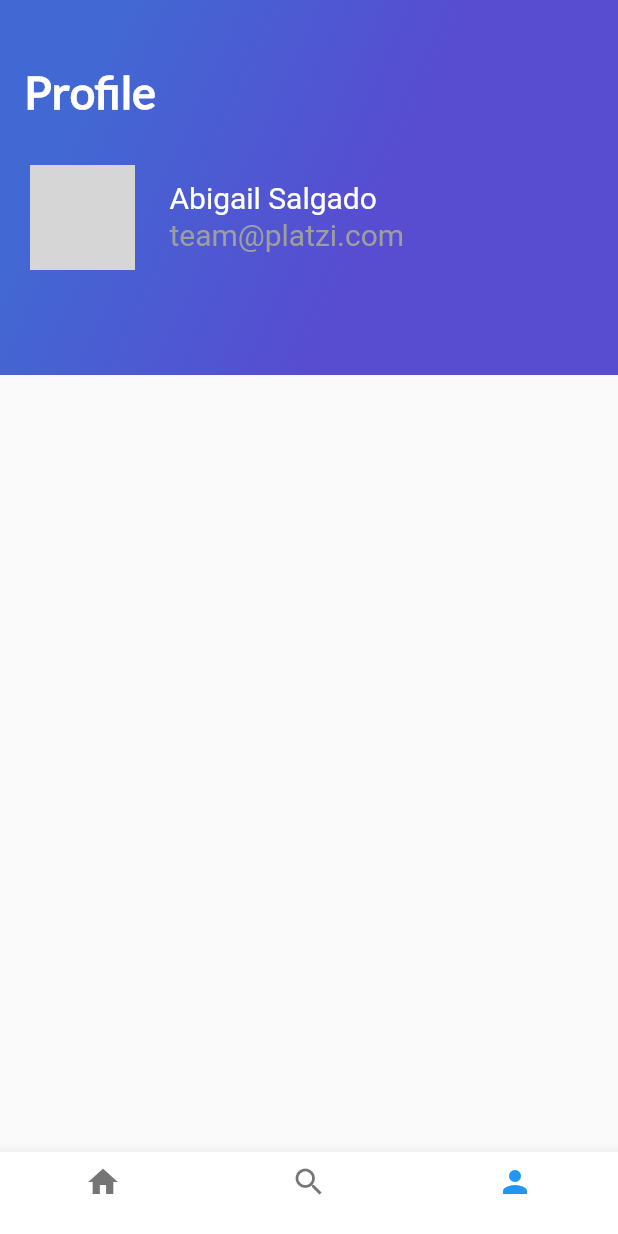
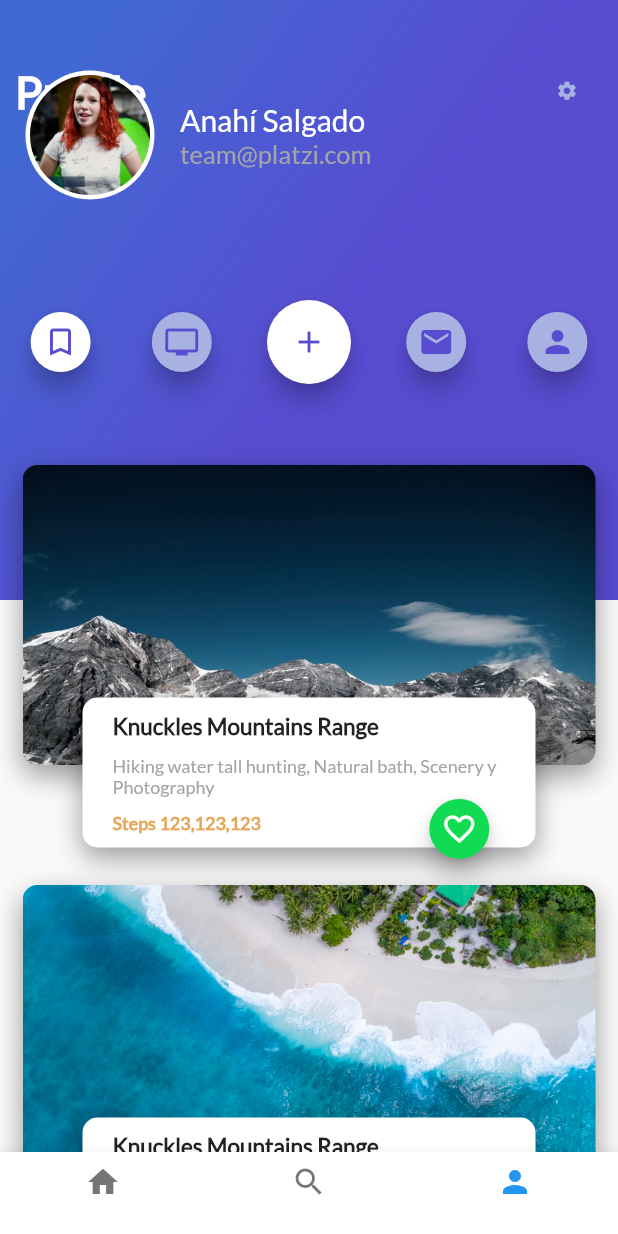
Before and after one commit to lskywolfll/Flutter_Practice, a Flutter app: the screen it shows after launch, item 3 of the bottom bar chosen, on a phone screen of 412 x 824 dp. Run offline on Flutter 3.47's test engine with Material 2 defaults, Android fonts, the phone set to English and light mode, and no system bars; network calls fail; grey boxes are pictures that could not be loaded.

Commit message:
se hacen correciones diminutas para que sea vea bien en mi dispositivo, se integra la forma completa del reto con ayuda de unos friends de platzi, planeo dar una version 2 para poder darle mejor estructura ya que esta demaciado jodido la estructura asi que la mejorare

```diff
--- /dev/null
+++ b/lib/components/trips/card_image_list_profile.dart
@@ -0,0 +1,29 @@
+import 'package:flutter/material.dart';
+import 'card_image_profile.dart';
+
+class CardImageListProfile extends StatelessWidget {
+  const CardImageListProfile({Key key}) : super(key: key);
+
+  @override
+  Widget build(BuildContext context) {
+    return Container(
+      //height: 400,
+      margin: EdgeInsets.only(
+        top: 270,
+        //left: 20
+      ),
+      child: ListView(
+        padding: EdgeInsets.all(15),
+        scrollDirection: Axis.vertical,//Axis para que el Scroll sea Horizontal
+        children: [//Agregamos todos los elementos que estan componiendo la lista
+          CardImageProfile("assets/img/mountain.jpeg","Knuckles Mountains Range","Hiking water tall hunting, Natural bath, Scenery y Photography","Steps 123,123,123"),
+          CardImageProfile("assets/img/beach.jpeg","Knuckles Mountains Range","Hiking water tall hunting, Natural bath, Scenery y Photography","Steps 123,123,123"),
+          CardImageProfile("assets/img/beach_palm.jpeg","Knuckles Mountains Range","Hiking water tall hunting, Natural bath, Scenery y Photography","Steps 123,123,123"),
+          CardImageProfile("assets/img/mountain_stars.jpeg","Knuckles Mountains Range","Hiking water tall hunting, Natural bath, Scenery y Photography","Steps 123,123,123"),
+          CardImageProfile("assets/img/sunset.jpeg","Knuckles Mountains Range","Hiking water tall hunting, Natural bath, Scenery y Photography","Steps 123,123,123"),
+          CardImageProfile("assets/img/river.jpeg","Knuckles Mountains Range","Hiking water tall hunting, Natural bath, Scenery y Photography","Steps 123,123,123"),
+        ],
+      ),
+    );
+  }
+}
--- /dev/null
+++ b/lib/components/trips/card_image_profile.dart
@@ -0,0 +1,143 @@
+import 'package:flutter/material.dart';
+import 'package:platzi_flutter/components/floatin_action_button.dart';
+
+class CardImageProfile extends StatelessWidget {
+
+  String pathImage = "assets/img/beach.jpeg";
+  String titleImage = "Knuckles Mountains Range";
+  String descriptionImage = "Hiking water tall hunting, Natural bath, Scenery y Photography";
+  String steps = "Steps 123,123,123";
+
+  //Creamos nuestro constructor
+  CardImageProfile(this.pathImage, this.titleImage, this.descriptionImage, this.steps);
+
+  @override
+  Widget build(BuildContext context) {
+
+    // Widget para titulo de la imagen
+    final title_card = Container(
+      margin: EdgeInsets.only(
+          top: 10,
+          left: 20
+      ),
+      child: Text(
+        titleImage,
+        textAlign: TextAlign.left,
+        style: TextStyle(
+            fontFamily: "Lato",
+            fontSize: 15.0,
+            fontWeight: FontWeight.bold
+        ),
+      ),
+    );
+
+    // Widget que contiene la descripcion
+    final description_card = Container(
+      margin: EdgeInsets.only(
+          top: 10.0,//Posision en la pantalla
+          left: 20
+      ),
+      child: Text(
+        descriptionImage,
+        textAlign: TextAlign.left,
+        style: TextStyle(
+            fontFamily: "Lato",
+            fontSize: 12.0,
+            color: Color(0xFFa3a5a7)
+        ),
+      ),
+    );
+
+    // Widget que contiene los pasos
+    final steps_card = Container(
+      margin: EdgeInsets.only(
+          top: 10.0,//Posision en la pantalla
+          left: 20
+      ),
+      child: Text(
+        steps,
+        textAlign: TextAlign.left,
+        style: TextStyle(
+            fontFamily: "Lato",
+            fontSize: 12.0,
+            fontWeight: FontWeight.bold,
+            color: Color.fromRGBO(232, 166, 90, 1),
+        ),
+      ),
+    );
+
+
+    final card = Stack(
+        children: [
+          Container(
+            width: MediaQuery.of(context).size.width,//tamaño de la pantalla automatico
+            height: 200,
+            margin: EdgeInsets.only(
+              top: 25,
+              //left: 20
+            ),
+            //Agregamos la decoracion como imagen
+            decoration: BoxDecoration(
+                image:DecorationImage(
+                    fit: BoxFit.fill,
+                    image: AssetImage(pathImage)
+                ),
+                //Asemos que la imagen sea redonda
+                borderRadius: BorderRadius.all(Radius.circular(10)),
+                shape: BoxShape.rectangle,//Haacemos que la imagen sea rectangular
+                boxShadow: <BoxShadow>[//Agregamos una sombra
+                  BoxShadow(
+                      color: Colors.black38,
+                      blurRadius: 15,//Que tan degradado quiero que quede
+                      offset: Offset(0,7)//la posicion de la sombra en X y en Y
+                  )
+                ]
+            ),
+          ),
+          Center(
+            child: Container(
+              width: MediaQuery.of(context).size.width,//tamaño de la pantalla automatico
+              height: 100.0,
+              margin: EdgeInsets.only(
+                top: 180,
+                left: 40,
+                right: 40
+              ),
+              child: Column(
+                crossAxisAlignment: CrossAxisAlignment.start,//Alineamos al inicio que es como si se alineara a la izquierda
+                children: [//Realizamos la apilacion de nuestros widgets
+                  title_card,
+                  description_card,
+                  steps_card
+                ],
+              ),
+              //Agregamos la decoracion como imagen
+              decoration: BoxDecoration(
+                color: Colors.white,
+                //Asemos que la imagen sea redonda
+                borderRadius: BorderRadius.all(Radius.circular(10)),
+                shape: BoxShape.rectangle,//Haacemos que la imagen sea rectangular
+                boxShadow: <BoxShadow>[//Agregamos una sombra
+                  BoxShadow(
+                  color: Colors.black38,
+                  blurRadius: 15,//Que tan degradado quiero que quede
+                  offset: Offset(0,7)//la posicion de la sombra en X y en Y
+                  )
+                ]
+              ),
+            ),
+          )
+        ],
+       );
+
+    //Devolvemos la imagen
+    return Stack(
+      alignment: Alignment(0.6,1.1),
+      children: [
+        card,
+        FloatinActionButtonGreen()//Mandamos llamar nuestro metodo que viene de la clase exportada floating_action_button_green
+      ],
+    );
+  }
+
+}
--- /dev/null
+++ b/lib/components/trips/data_profile.dart
@@ -0,0 +1,100 @@
+import 'package:flutter/cupertino.dart';
+import 'package:flutter/material.dart';
+
+//Nota: heredamos de StatelessWidget que son Widgets sin estado
+//Por que no tendra ninguna interacion
+class DataProfile extends StatelessWidget {
+
+  String pathImage = "asset/img/people.jpg";
+  String name = "Varuna Yasas";
+  String email = "1 review 5 photos";
+
+  //Creamos nuestro constructor que reciba esa imagen
+  DataProfile(this.pathImage, this.name, this.email);
+
+  @override
+  Widget build(BuildContext context) {
+
+    final userEmail = Row(
+      children: [
+        Container(
+          margin: EdgeInsets.only(
+              //top: 50.0,
+              left: 20.0
+          ),
+          //Creamo el hijo que sera el nombre del texto que estara dentro
+          child: Text(
+            email,
+            textAlign: TextAlign.left,
+            style: TextStyle(
+                fontFamily: "Lato",
+                fontSize: 17.0,
+                color: Color(0xFFa3a5a7)
+            ),
+          ),
+        )
+      ],
+    );
+
+    //Se crea el nombre del usuario
+    final userName = Container(
+      margin: EdgeInsets.only(
+          top: 50,
+          left: 20.0
+      ),
+      //Creamo el hijo que sera el nombre del texto que estara dentro
+      child: Text(
+        name,
+        textAlign: TextAlign.left,
+        style: TextStyle(
+            color: Colors.white,
+            fontFamily: "Lato",
+            fontSize: 20.0
+        ),
+      ),
+    );
+
+    final userDetails = Column(
+      crossAxisAlignment: CrossAxisAlignment.start,//Alineamos al inicio que es como si se alineara a la izquierda
+      children: [//Realizamos la apilacion de nuestros widgets
+        userName,
+        userEmail
+      ],
+    );
+
+    //Creamos variable Photo
+    final photo = Container (
+      margin: EdgeInsets.only(//Manejamos unos margenes
+          top: 50.0,
+          left: 20.0
+      ),
+      //Definimos el ancho y el alto que queremos que tenga esa foto
+      width: 80.0,
+      height: 80.0,
+
+      decoration: BoxDecoration(
+        //shape es que forma quiero que tenga ese contenedor
+
+          shape: BoxShape.circle,
+          image: DecorationImage(//Para funcionar el AssetImage necesita estar dentro de un DecorationImage
+              fit: BoxFit.fill,//Con fit indicamos la posicion de la imagen dentro del contenedor
+              image: AssetImage(pathImage)//Agregamoe la direccion de la foto con AssetImage
+          ),
+          boxShadow: <BoxShadow>[//Agregamos un borde o sombra
+            BoxShadow(
+                color: Colors.white,
+                spreadRadius: 3,//tamano del borde
+            )
+          ]
+      ),
+    );
+    //Creamos un Row
+    return Row(//Recordemos que le Row lleva hijos
+      children: [
+        photo,
+        userDetails //userDetails contiene la apilacion de todos los elementos widgets que podemos mostrar
+      ],
+    );
+  }
+
+}
--- /dev/null
+++ b/lib/components/trips/floating_action_button_profile.dart
@@ -0,0 +1,121 @@
+import 'package:flutter/material.dart';
+
+class FloatingActionButtonProfile extends StatefulWidget {
+  @override
+  State<StatefulWidget> createState() {
+    // Retornamos el metodo _FloatingActionButtonGreen que contiene el State que es el metodo que espera un StatefulWidget
+    return _FloatingActionButtonProfile();
+  }
+
+}
+
+//Una Clase que hereda de StatefulWidget necesita tener otra clase que herede de State
+// Para este caso se crea otra case de nombre similia pero con un guion bajo.
+//Aqui es donde construimos nuestro Widget
+class _FloatingActionButtonProfile extends State<FloatingActionButtonProfile> {
+
+  @override
+  Widget build(BuildContext context) {
+    // En este caso crearemos un boton
+    //Witget Marcador
+    final button_mark = Container(
+      margin: EdgeInsets.only(
+          top: 200.0,//Posision en la pantalla
+      ),
+
+      child: FloatingActionButton(
+        backgroundColor: Colors.white,
+        foregroundColor: Color(0xFF584CD1),
+        mini: true,//Tipo de tamaño mini
+        tooltip: "Fav", //Si se pasa un el elemento con un mouse
+        //onPressed: onPressedFav,
+        child: Icon(
+            Icons.bookmark_border
+        ),
+      ),
+    );
+
+    final button_tv = Container(
+      margin: EdgeInsets.only(
+          top: 200.0,//Posision en la pantalla
+      ),
+
+      child: FloatingActionButton(
+        backgroundColor: Color(0xFFA7B2E3),
+        foregroundColor: Color(0xFF584CD1),
+        mini: true,//Tipo de tamaño mini
+        tooltip: "Fav", //Si se pasa un el elemento con un mouse
+        //onPressed: onPressedFav,
+        child: Icon(
+            Icons.tv
+        ),
+      ),
+    );
+
+    final button_add = Container(
+      margin: EdgeInsets.only(
+          top: 200.0,//Posision en la pantalla
+      ),
+
+      child: FloatingActionButton(
+        backgroundColor: Colors.white,
+        foregroundColor: Color(0xFF584CD1),
+        //mini: true,//Tipo de tamaño mini
+        tooltip: "Fav", //Si se pasa un el elemento con un mouse
+        //onPressed: onPressedFav,
+        child: Icon(
+            Icons.add
+        ),
+      ),
+    );
+
+    final button_email = Container(
+      margin: EdgeInsets.only(
+          top: 200.0,//Posision en la pantalla
+      ),
+
+      child: FloatingActionButton(
+        backgroundColor: Color(0xFFA7B2E3),
+        foregroundColor: Color(0xFF584CD1),
+        mini: true,//Tipo de tamaño mini
+        tooltip: "Fav", //Si se pasa un el elemento con un mouse
+        //onPressed: onPressedFav,
+        child: Icon(
+            Icons.email
+        ),
+      ),
+    );
+
+    final button_people = Container(
+      margin: EdgeInsets.only(
+          top: 200.0,//Posision en la pantalla
+      ),
+
+      child: FloatingActionButton(
+        backgroundColor: Color(0xFFA7B2E3),
+        foregroundColor: Color(0xFF584CD1),
+        mini: true,//Tipo de tamaño mini
+        tooltip: "Fav", //Si se pasa un el elemento con un mouse
+        //onPressed: onPressedFav,
+        child: Icon(
+            Icons.person
+        ),
+      ),
+    );
+
+    return Column(
+      children: [
+        Row(
+          mainAxisAlignment: MainAxisAlignment.spaceAround,//Coloque el espacio libre de manera uniforme entre los hijos, así como la mitad de ese espacio antes y después del primer y último hijo
+          children: [
+            button_mark,
+            button_tv,
+            button_add,
+            button_email,
+            button_people
+          ],
+        )
+      ],
+    );
+  }
+}
--- /dev/null
+++ b/lib/components/trips/gradient_back_profile.dart
@@ -0,0 +1,63 @@
+import 'package:flutter/material.dart';
+
+class GradientBackProfile extends StatelessWidget {
+
+  //Creamo el titulo de nuestro appBar
+  String title = "Popular";
+
+  //Creamos el constructor
+  GradientBackProfile(this.title);
+
+  @override
+  Widget build(BuildContext context) {
+    // TODO: implement build
+    return Container(
+      height: 400.0,//Definimos la altura
+      decoration: BoxDecoration(
+          gradient: LinearGradient(//La forma en que queremos que se genere nuestro gradient
+              colors: [//Agregamos un arreglo de colores con []
+                //Color primero colocamos el tono mas claro al mas oscuro
+                Color(0xFF4268D3),
+                Color(0xFF584CD1)
+              ],
+              //Con begin ponemos la orientacion del gradiente y que tanto queremos que se este traslapando con otro
+              begin: FractionalOffset(0.2, 0.0),
+              end: FractionalOffset(1.0, 0.6),
+              stops: [0.0, 0.6],//Indicamos la orientacion del gradient en este caso inclinacion
+              tileMode: TileMode.clamp //Color por defecto mientras carga el gradiente o en caso de que no carge
+          )
+      ),
+      child: Container(
+        padding: EdgeInsets.all(10),
+        child: Row(
+          mainAxisAlignment: MainAxisAlignment.spaceBetween,
+          children: [
+            Text(
+              title,
+              style: TextStyle(
+                  color: Colors.white,
+                  fontSize: 30.0,
+                  fontFamily: "Lato",
+                  fontWeight: FontWeight.bold
+              ),
+            ),
+            FloatingActionButton(
+              elevation: 0, //Eliminamos el fondo oscuro del boton flotante
+              backgroundColor: Colors.transparent,//Colocam
+              foregroundColor: Color(0xFFA7B2E3),
+              mini: true,//Tipo de tamaño mini
+              tooltip: "Settings", //Si se pasa un el elemento con un mouse
+              //onPressed: onPressedFav,
+              child: Icon(
+                Icons.settings,
+                size: 15,
+              ),
+            ),
+          ],
+        ),
+      ),
+      alignment: Alignment(-0.94, -0.84),
+    );
+  }
+
+}
--- /dev/null
+++ b/lib/components/trips/header_appbar_profile.dart
@@ -0,0 +1,23 @@
+import 'package:flutter/material.dart';
+import 'gradient_back_profile.dart';//importamos las clases que vamos a utilizar para hacer Stack
+import 'card_image_list_profile.dart';//importamos las clases que vamos a utilizar
+import 'data_profile.dart';
+
+class HeaderAppBarProfile extends StatelessWidget {
+  @override
+  Widget build(BuildContext context) {
+    // TODO: implement build
+    return Stack(//Stack me permite acomodar un Widget sobre otro Widget
+      children: [
+        GradientBackProfile("Profile"),
+        ListView(//Enviamos nuestro contenido en forma de lista para que podamos utilizar el scroll
+          children: [//Agrupamos los elementos
+            DataProfile("assets/img/ann.jpg", "Anahí Salgado", "team@platzi.com"),
+          ],
+        ),
+        CardImageListProfile(),
+      ],
+    );
+  }
+
+}
--- a/lib/pages/profile_trips.dart
+++ b/lib/pages/profile_trips.dart
@@ -1,46 +1,17 @@
 import 'package:flutter/material.dart';
-import 'package:platzi_flutter/pages/gradient_back.dart';
+import 'package:platzi_flutter/components/trips/floating_action_button_profile.dart';
+import 'package:platzi_flutter/components/trips/header_appbar_profile.dart';
 
 class ProfileTrips extends StatelessWidget {
   const ProfileTrips({Key key}) : super(key: key);
 
-  final String urlTestImage =
-      "https://images.unsplash.com/photo-1569913486515-b74bf7751574?ixlib=rb-1.2.1&ixid=eyJhcHBfaWQiOjEyMDd9&auto=format&fit=crop&w=635&q=80";
-
   @override
   Widget build(BuildContext context) {
     return Stack(
-      children: <Widget>[
-        GradientBack("Profile"),
-        Row(
-          crossAxisAlignment: CrossAxisAlignment.start,
-          children: <Widget>[
-            Container(
-                margin: EdgeInsets.only(top: 110.0, left: 20.0, right: 23.0),
-                width: 70.0,
-                height: 70.0,
-                child: CircleAvatar(
-                  backgroundImage: NetworkImage(urlTestImage),
-                )),
-            Column(
-              crossAxisAlignment: CrossAxisAlignment.start,
-              mainAxisAlignment: MainAxisAlignment.start,
-              mainAxisSize: MainAxisSize.max,
-              children: [
-              Container(
-                margin: EdgeInsets.only(
-                  top: 120.0,
-                ),
-                width: 140.0,
-                height: 25.0,
-                child: Text("Abigail Salgado",
-                    style: TextStyle(color: Colors.white, fontSize: 20.0)),
-              ),
-              Text("team@platzi.com",
-                    style: TextStyle(color: Colors.grey, fontSize: 20.0))
-            ])
-          ],
-        )
+      children: [
+        ListView(),
+        HeaderAppBarProfile(),
+        FloatingActionButtonProfile()
       ],
     );
   }
```
Also changed, not shown: assets/img/ann.jpg (added), assets/img/girl.jpg (added), assets/img/people.jpg (added).
